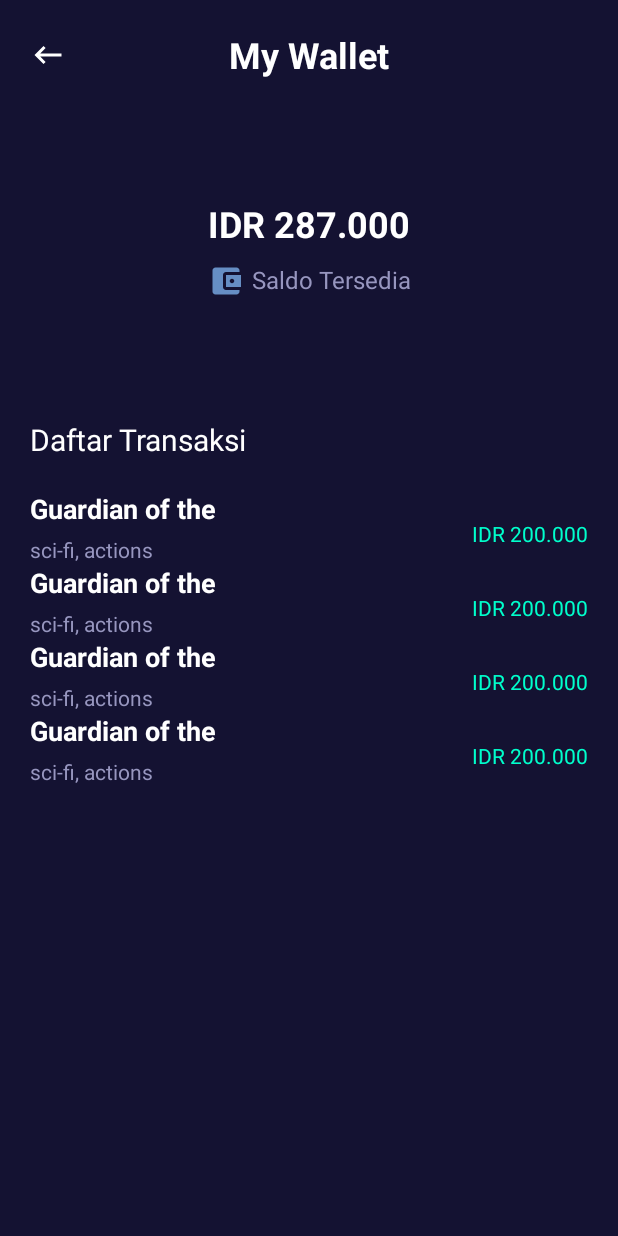
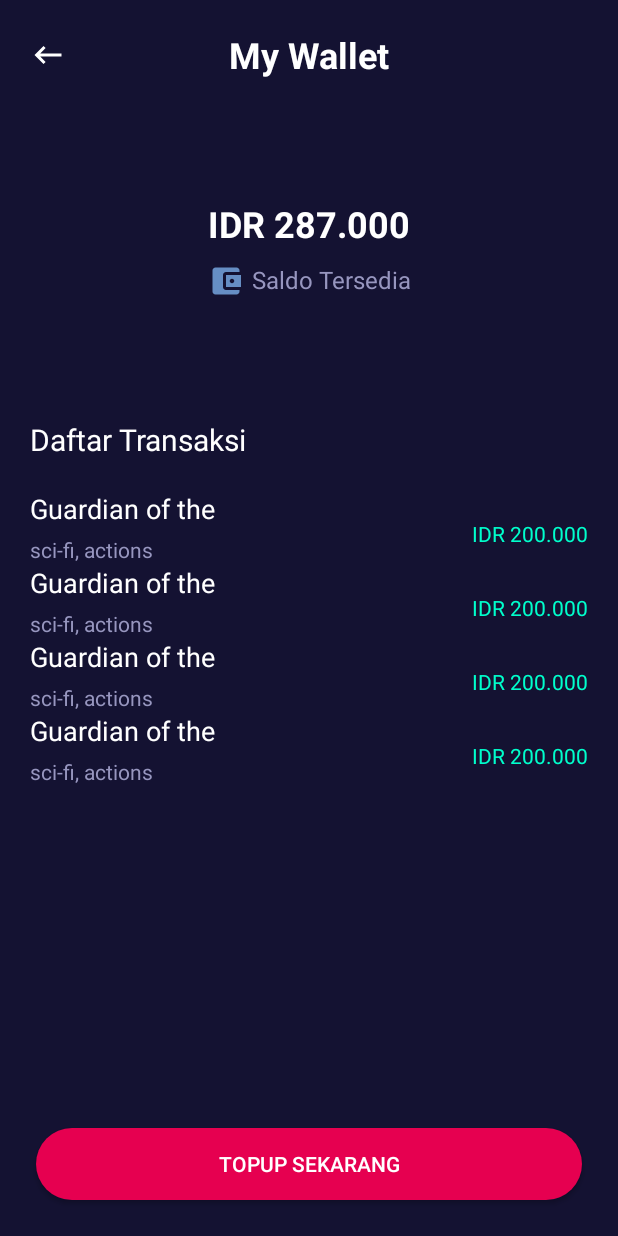
Before and after one commit to addincw/bwa-mov, an Android app: the layout activity_wallet.xml on its own in the app's theme, with its tools: preview values and no code run, on a phone screen of 412 x 824 dp. Run offline under Robolectric (Android 15) with nearby library versions, the phone set to English and light mode, and no system bars.

Commit message:
[wip] menu edit profile, menu wallet

```diff
--- a/app/src/main/java/com/addincendekia/bwa_mov/auth/SigninActivity.kt
+++ b/app/src/main/java/com/addincendekia/bwa_mov/auth/SigninActivity.kt
@@ -105,6 +105,7 @@ class SigninActivity : AppCompatActivity() {
     private fun _storeUserData(user: User?): Boolean {
         try {
             userPref.setValue("username", user?.username.toString())
+            userPref.setValue("password", user?.password.toString())
             userPref.setValue("nama", user?.nama.toString())
             userPref.setValue("email", user?.email.toString())
             userPref.setValue("url", user?.url.toString())
--- a/app/src/main/java/com/addincendekia/bwa_mov/auth/SignupActivity.kt
+++ b/app/src/main/java/com/addincendekia/bwa_mov/auth/SignupActivity.kt
@@ -121,6 +121,7 @@ class SignupActivity : AppCompatActivity() {
     private fun _storeUserData(user: User?): Boolean {
         return try {
             userPref.setValue("username", user?.username.toString())
+            userPref.setValue("password", user?.password.toString())
             userPref.setValue("nama", user?.nama.toString())
             userPref.setValue("email", user?.email.toString())
             userPref.setValue("url", user?.url.toString())
--- a/app/src/main/java/com/addincendekia/bwa_mov/main/fragments/ProfileFragment.kt
+++ b/app/src/main/java/com/addincendekia/bwa_mov/main/fragments/ProfileFragment.kt
@@ -11,14 +11,11 @@ import androidx.core.app.ActivityCompat
 import com.addincendekia.bwa_mov.ProfileActivity
 
 import com.addincendekia.bwa_mov.R
-import com.addincendekia.bwa_mov.WalletActivity
+import com.addincendekia.bwa_mov.wallet.WalletActivity
 import com.addincendekia.bwa_mov.auth.SigninActivity
 import com.addincendekia.bwa_mov.utils.UserPreferences
 import com.bumptech.glide.Glide
 import com.bumptech.glide.request.RequestOptions
-import com.google.firebase.database.DatabaseReference
-import com.google.firebase.database.FirebaseDatabase
-import kotlinx.android.synthetic.main.fragment_movie.*
 import kotlinx.android.synthetic.main.fragment_profile.*
 
 // TODO: Rename parameter arguments, choose names that match
--- a/app/src/main/res/layout/activity_wallet.xml
+++ b/app/src/main/res/layout/activity_wallet.xml
@@ -5,7 +5,22 @@
         android:layout_width="match_parent"
         android:layout_height="match_parent"
         android:background="@color/colorAppBase"
-        tools:context=".WalletActivity">
+        tools:context=".wallet.WalletActivity">
+
+    <Button
+            android:id="@+id/btn_wallet_topup"
+            android:layout_width="0dp"
+            android:layout_height="wrap_content"
+            android:layout_marginStart="24dp"
+            android:layout_marginEnd="24dp"
+            android:layout_marginBottom="24dp"
+            android:background="@drawable/button_rounded_primary"
+            android:text="@string/wallet_topup_now"
+            android:textColor="#FFFFFF"
+            app:layout_constraintBottom_toBottomOf="parent"
+            app:layout_constraintEnd_toEndOf="parent"
+            app:layout_constraintHorizontal_bias="0.0"
+            app:layout_constraintStart_toStartOf="parent" />
 
     <TextView
             android:id="@+id/tv_now_playing2"
@@ -79,6 +94,7 @@
             app:layout_constraintTop_toBottomOf="@+id/tv_wallet_amount" />
 
     <androidx.recyclerview.widget.RecyclerView
+            android:id="@+id/rv_wallet_history"
             android:layout_width="match_parent"
             android:layout_height="wrap_content"
             android:layout_marginStart="20dp"
@@ -87,6 +103,6 @@
             app:layout_constraintEnd_toEndOf="parent"
             app:layout_constraintStart_toStartOf="parent"
             app:layout_constraintTop_toBottomOf="@+id/tv_now_playing2"
-            tools:listitem="@layout/recycleview_wallet_list"
-            tools:itemCount="4" />
+            tools:itemCount="4"
+            tools:listitem="@layout/recycleview_wallet_list" />
 </androidx.constraintlayout.widget.ConstraintLayout>
--- a/app/src/main/res/layout/recycleview_wallet_list.xml
+++ b/app/src/main/res/layout/recycleview_wallet_list.xml
@@ -14,7 +14,7 @@
             android:maxLines="1"
             android:textColor="#FFFFFF"
             android:textSize="18dp"
-            android:textStyle="bold"
+            android:textStyle="normal"
             app:layout_constraintStart_toStartOf="parent"
             app:layout_constraintTop_toTopOf="parent"
             tools:text="Guardian of the.." />
--- a/app/src/main/res/values/strings.xml
+++ b/app/src/main/res/values/strings.xml
@@ -53,4 +53,5 @@
     <string name="wallet_amount_label">Saldo Tersedia</string>
     <string name="wallet_history">Daftar Transaksi</string>
     <string name="profile_signout">Keluar</string>
+    <string name="wallet_topup_now">Topup Sekarang</string>
 </resources>
```
Also changed, not shown: app/src/main/AndroidManifest.xml (+5 -3 lines), app/src/main/java/com/addincendekia/bwa_mov/ProfileActivity.kt (+103 -0 lines), app/src/main/java/com/addincendekia/bwa_mov/WalletActivity.kt (deleted, +0 -26 lines), app/src/main/java/com/addincendekia/bwa_mov/adapters/TransactionHistoryAdapter.kt (added, +67 -0 lines), app/src/main/java/com/addincendekia/bwa_mov/main/fragments/MovieFragment.kt (+15 -7 lines), app/src/main/java/com/addincendekia/bwa_mov/models/TransactionHistory.kt (added, +15 -0 lines), app/src/main/java/com/addincendekia/bwa_mov/wallet/TopupActivity.kt (added, +12 -0 lines), app/src/main/java/com/addincendekia/bwa_mov/wallet/TopupFinishActivity.kt (added, +12 -0 lines), app/src/main/java/com/addincendekia/bwa_mov/wallet/WalletActivity.kt (added, +47 -0 lines), app/src/main/res/layout/activity_topup.xml (added, +9 -0 lines), app/src/main/res/layout/activity_topup_finish.xml (added, +9 -0 lines).
